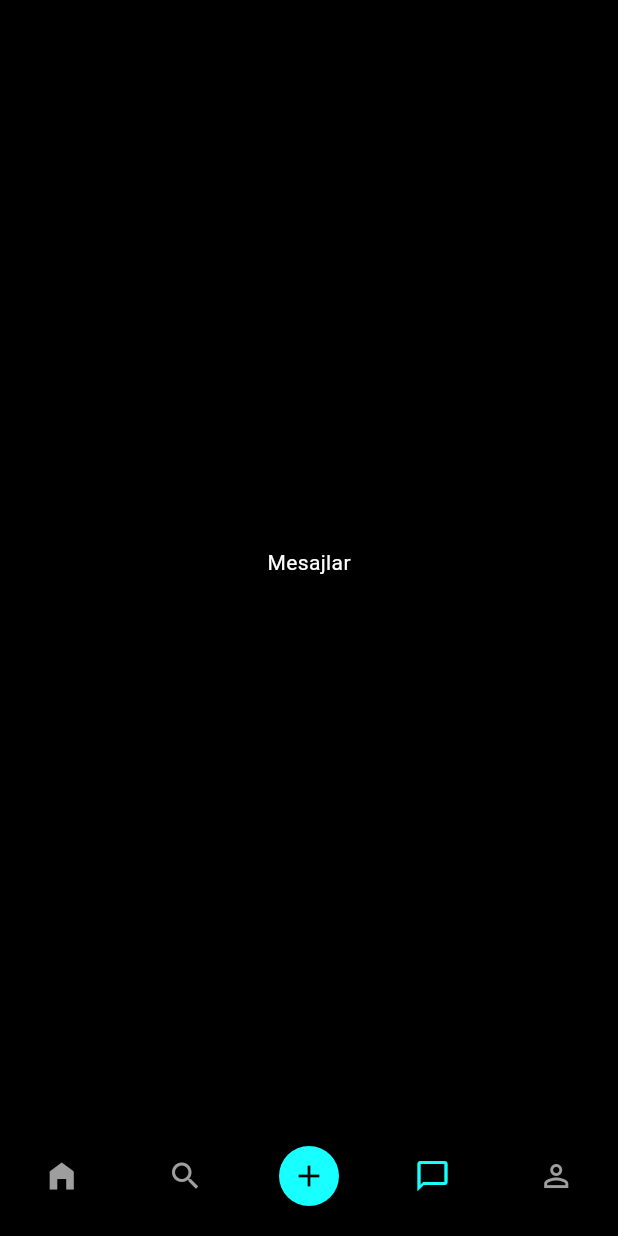
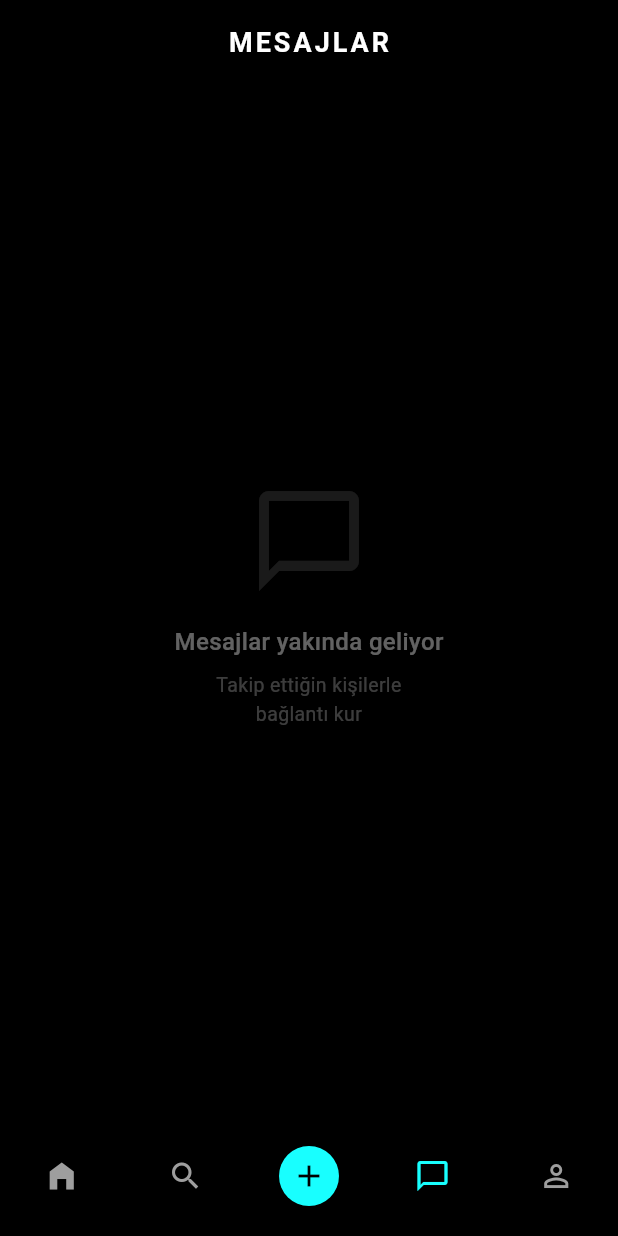
Before and after one commit to wwwmazlumcan-hash/vibeo-app, a Flutter app: the screen it shows once a user with an empty profile is signed in, item 4 of the bottom bar chosen, on a phone screen of 412 x 824 dp. Run offline on Flutter 3.47's test engine with Material 3 defaults, Android fonts, the phone set to English and light mode, and no system bars; our stand-ins replace cloud_firestore, firebase_auth, firebase_core, firebase_storage, timeago; accounts and stored records are empty.

Commit message:
Mesajlar ekranı, Firestore indexes, Storage rules güncelleme

```diff
--- /dev/null
+++ b/firestore.indexes.json
@@ -0,0 +1,20 @@
+{
+  "indexes": [
+    {
+      "collectionGroup": "posts",
+      "queryScope": "COLLECTION",
+      "fields": [
+        { "fieldPath": "userId", "order": "ASCENDING" },
+        { "fieldPath": "createdAt", "order": "DESCENDING" }
+      ]
+    },
+    {
+      "collectionGroup": "comments",
+      "queryScope": "COLLECTION",
+      "fields": [
+        { "fieldPath": "createdAt", "order": "ASCENDING" }
+      ]
+    }
+  ],
+  "fieldOverrides": []
+}
--- a/lib/navigation/main_navigation.dart
+++ b/lib/navigation/main_navigation.dart
@@ -2,7 +2,8 @@ import 'package:flutter/material.dart';
 // YOLLAR: Klasörlerin ayrı olduğunu bildiğim için yolları buna göre yazdım
 import '../screens/feed/feed_screen.dart';
 import '../screens/search/search_screen.dart';
-import '../screens/ai/ai_studio_screen.dart'; // AI klasörü
+import '../screens/ai/ai_studio_screen.dart';
+import '../screens/messages/messages_screen.dart';
 import '../screens/profile/profile_screen.dart';
 
 class MainNavigation extends StatefulWidget {
@@ -19,8 +20,7 @@ class _MainNavigationState extends State<MainNavigation> {
     const FeedScreen(),
     const SearchScreen(),
     const AiStudioScreen(), // Orta buton burayı açacak
-    const Center(
-        child: Text("Mesajlar", style: TextStyle(color: Colors.white))),
+    const MessagesScreen(),
     const ProfileScreen(),
   ];
 
--- /dev/null
+++ b/lib/screens/messages/messages_screen.dart
@@ -0,0 +1,47 @@
+import 'package:flutter/material.dart';
+
+class MessagesScreen extends StatelessWidget {
+  const MessagesScreen({super.key});
+
+  @override
+  Widget build(BuildContext context) {
+    return Scaffold(
+      backgroundColor: Colors.black,
+      appBar: AppBar(
+        backgroundColor: Colors.black,
+        title: const Text(
+          'MESAJLAR',
+          style: TextStyle(fontWeight: FontWeight.bold, letterSpacing: 2),
+        ),
+        centerTitle: true,
+      ),
+      body: Center(
+        child: Column(
+          mainAxisAlignment: MainAxisAlignment.center,
+          children: [
+            Icon(
+              Icons.chat_bubble_outline,
+              size: 80,
+              color: Colors.white.withValues(alpha: 0.1),
+            ),
+            const SizedBox(height: 16),
+            const Text(
+              'Mesajlar yakında geliyor',
+              style: TextStyle(
+                color: Colors.white38,
+                fontSize: 16,
+                fontWeight: FontWeight.w500,
+              ),
+            ),
+            const SizedBox(height: 8),
+            const Text(
+              'Takip ettiğin kişilerle\nbağlantı kur',
+              textAlign: TextAlign.center,
+              style: TextStyle(color: Colors.white24, fontSize: 13),
+            ),
+          ],
+        ),
+      ),
+    );
+  }
+}
```
Also changed, not shown: 1 other file.
